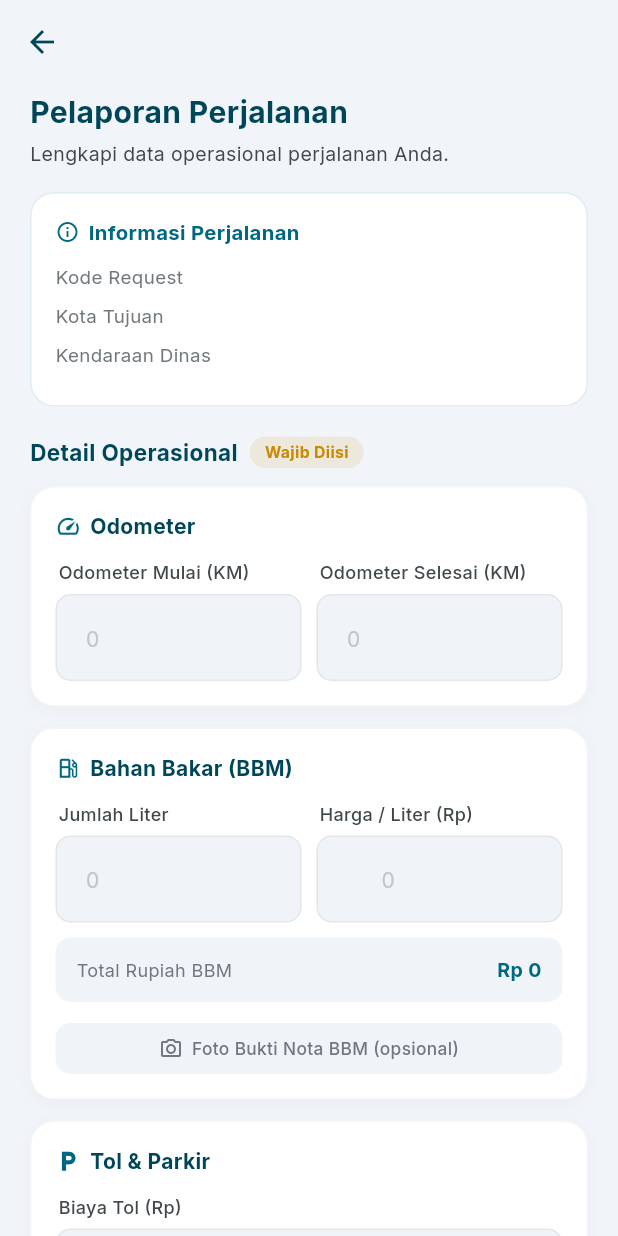
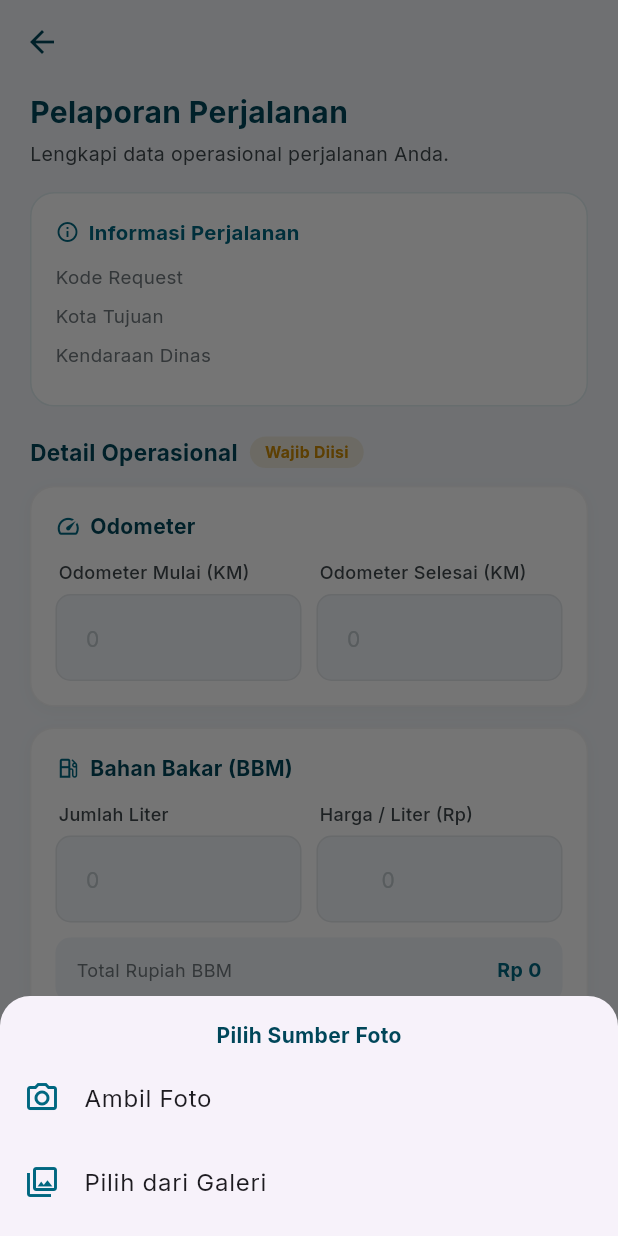
Before and after one commit to aqilaazza/kendis-plnnp, a Flutter app: the IsiLaporanScreen screen opened directly with empty values, after a tap on "Foto Bukti Nota BBM (opsional)", on a phone screen of 412 x 824 dp. Run offline on Flutter 3.47's test engine with Material 3 defaults, Android fonts, the phone set to English and light mode, and no system bars; our stand-ins replace google_fonts, image_picker, shared_preferences; accounts and stored records are empty.

Commit message:
fix: perbaikan upload gambar laporan dan error handling

```diff
--- a/kendis_app/lib/screens/laporan/isi_laporan_screen.dart
+++ b/kendis_app/lib/screens/laporan/isi_laporan_screen.dart
@@ -88,17 +88,81 @@ class _IsiLaporanScreenState extends State<IsiLaporanScreen> {
     super.dispose();
   }
 
+  /// Tampilkan pilihan sumber foto (Kamera / Galeri) via bottom sheet.
+  /// Sebelumnya non-web dipaksa langsung buka kamera — sekarang user bebas
+  /// pilih upload dari galeri kalau fotonya sudah ada / tidak mau motret
+  /// langsung.
   Future<void> _pickImage(Function(XFile) onPicked) async {
-    // Di web, ImageSource.camera kadang gak didukung penuh oleh browser —
-    // fallback ke gallery/file picker biar tetap jalan pas testing di Chrome.
-    final source = kIsWeb ? ImageSource.gallery : ImageSource.camera;
-    final picked = await _picker.pickImage(source: source, imageQuality: 75);
+    if (kIsWeb) {
+      // Browser: langsung ke gallery/file picker, kamera kadang nggak
+      // didukung penuh.
+      final picked = await _picker.pickImage(source: ImageSource.gallery, imageQuality: 50);
+      if (picked != null) onPicked(picked);
+      return;
+    }
+
+    final source = await showModalBottomSheet<ImageSource>(
+      context: context,
+      shape: const RoundedRectangleBorder(
+        borderRadius: BorderRadius.vertical(top: Radius.circular(20)),
+      ),
+      builder: (ctx) => SafeArea(
+        child: Column(
+          mainAxisSize: MainAxisSize.min,
+          children: [
+            const Padding(
+              padding: EdgeInsets.only(top: 16, bottom: 4),
+              child: Text('Pilih Sumber Foto',
+                  style: TextStyle(fontWeight: FontWeight.w700, fontSize: 14, color: AppColors.textPrimary)),
+            ),
+            ListTile(
+              leading: const Icon(Icons.camera_alt_outlined, color: AppColors.primary),
+              title: const Text('Ambil Foto'),
+              onTap: () => Navigator.of(ctx).pop(ImageSource.camera),
+            ),
+            ListTile(
+              leading: const Icon(Icons.photo_library_outlined, color: AppColors.primary),
+              title: const Text('Pilih dari Galeri'),
+              onTap: () => Navigator.of(ctx).pop(ImageSource.gallery),
+            ),
+            const SizedBox(height: 8),
+          ],
+        ),
+      ),
+    );
+
+    if (source == null) return; // user batal / dismiss sheet
+
+    final picked = await _picker.pickImage(source: source, imageQuality: 50);
     if (picked != null) onPicked(picked);
+  }
+
+  /// Foto bukti nggak wajib untuk semua field -- cuma diminta kalau biaya
+  /// yang bersangkutan diisi (misal biaya tol > 0 tapi foto tol kosong).
+  /// Kalau biayanya nol/kosong (mis. nggak lewat tol), foto boleh dilewat.
+  bool _validateFotoLengkap() {
+    final missing = <String>[];
+    if (_totalBbm > 0 && _fotoBbm == null) missing.add('Foto Bukti Nota BBM');
+    if (_parseCurrency(_rupiahTolCtrl.text) > 0 && _fotoTol == null) missing.add('Bukti Tol');
+    if (_parseCurrency(_rupiahParkirCtrl.text) > 0 && _fotoParkir == null) missing.add('Bukti Parkir');
+
+    if (missing.isNotEmpty) {
+      ScaffoldMessenger.of(context).showSnackBar(
+        SnackBar(
+          content: Text('Lengkapi dulu: ${missing.join(', ')}'),
+          backgroundColor: AppColors.danger,
+        ),
+      );
+      return false;
+    }
+    return true;
   }
 
   /// Nampilin dialog "Apakah Anda yakin...?" sebelum beneran ngirim laporan
   /// ke server. Cuma lanjut ke _submit() kalau user tap "OK".
   Future<void> _confirmAndSubmit() async {
+    if (!_validateFotoLengkap()) return;
+
     final confirmed = await showDialog<bool>(
       context: context,
       builder: (ctx) => Dialog(
@@ -284,11 +348,11 @@ class _IsiLaporanScreenState extends State<IsiLaporanScreen> {
               children: [
                 _labeledField('Biaya Tol (Rp)', _rupiahTolCtrl, kind: _FieldKind.currency),
                 const SizedBox(height: 10),
-                _bukitFotoButton('Bukti Tol', _fotoTol, (f) => setState(() => _fotoTol = f)),
+                _bukitFotoButton('Bukti Tol (opsional)', _fotoTol, (f) => setState(() => _fotoTol = f)),
                 const SizedBox(height: 16),
                 _labeledField('Biaya Parkir (Rp)', _rupiahParkirCtrl, kind: _FieldKind.currency),
                 const SizedBox(height: 10),
-                _bukitFotoButton('Bukti Parkir', _fotoParkir, (f) => setState(() => _fotoParkir = f)),
+                _bukitFotoButton('Bukti Parkir (opsional)', _fotoParkir, (f) => setState(() => _fotoParkir = f)),
               ],
             ),
             const SizedBox(height: 24),
```
Also changed, not shown: kendis_app/lib/core/api_client.dart (+19 -5 lines), kendis_app/lib/screens/laporan/laporan_screen.dart (+15 -4 lines), 4 other files.
